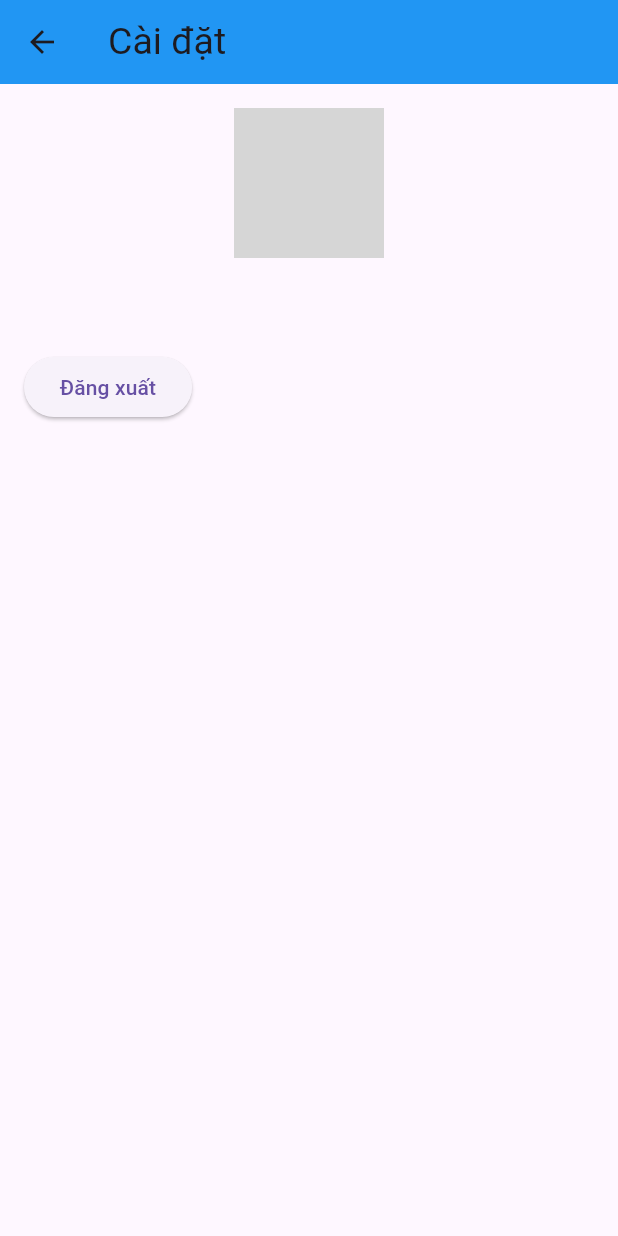
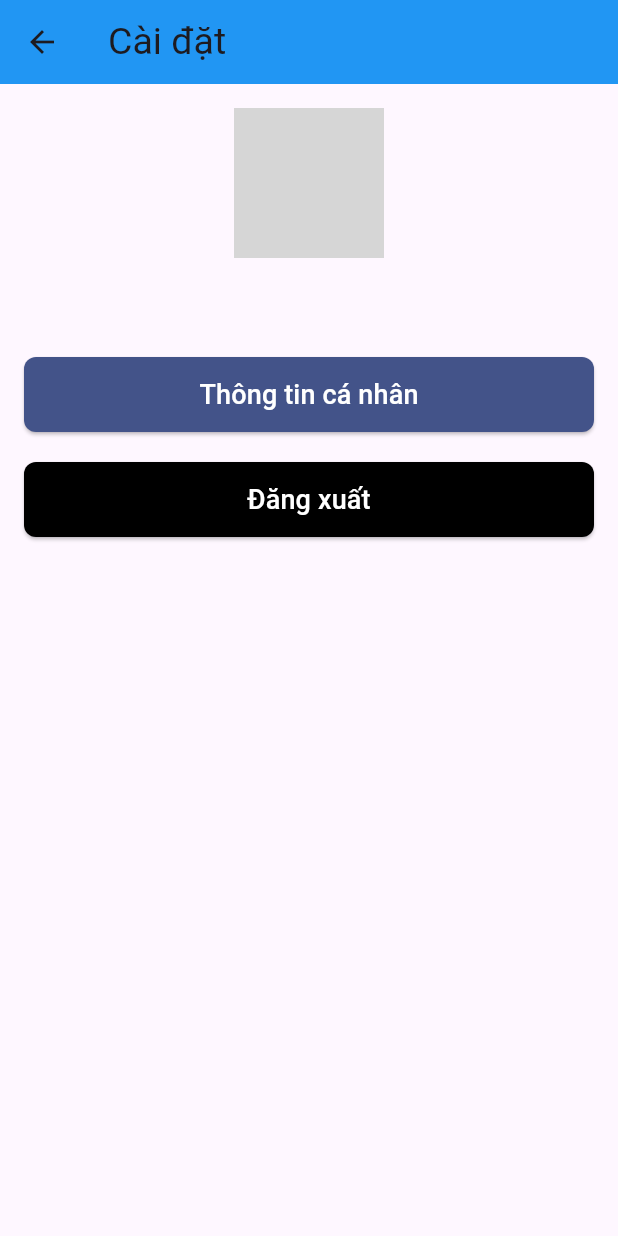
Before and after one commit to ToanCikey/AppExpense, a Flutter app: the Setting screen opened directly, on a phone screen of 412 x 824 dp. Run offline on Flutter 3.47's test engine with Material 3 defaults, Android fonts, the phone set to English and light mode, and no system bars; our stand-ins replace cloud_firestore, firebase_auth, firebase_core, google_sign_in, motion_toast; accounts and stored records are empty; network calls fail; grey boxes are pictures that could not be loaded.

Commit message:
update setting

```diff
--- a/lib/views/setting.dart
+++ b/lib/views/setting.dart
@@ -1,6 +1,7 @@
 import 'package:doancuoiky/models/users.dart';
 import 'package:doancuoiky/providers/auth_provider.dart';
 import 'package:doancuoiky/repositories/user_repository.dart';
+import 'package:doancuoiky/views/auth/user_detail.dart';
 import 'package:firebase_auth/firebase_auth.dart' show FirebaseAuth;
 import 'package:flutter/material.dart';
 import 'package:provider/provider.dart';
@@ -48,34 +49,89 @@ class _SettingState extends State<Setting> {
               child: Padding(
                 padding: EdgeInsets.all(16),
                 child: Column(
-                  mainAxisAlignment: MainAxisAlignment.center,
+                  crossAxisAlignment: CrossAxisAlignment.start,
                   children: [
-                    CircleAvatar(
+                    Center(
+                      child: CircleAvatar(
                         radius: 50,
                         backgroundImage:
+                            // ignore: unnecessary_null_comparison
                             user.img != null
-                              ? NetworkImage(user.img!)
+                                ? NetworkImage(user.img)
                                 : AssetImage("assets/default_avatar.png")
                                     as ImageProvider,
                       ),
-                    SizedBox(height: 16),
-                    Text(
-                      user.name ?? "Không có tên",
+                    ),
+                    const SizedBox(height: 20),
+                    Center(
+                      child: Text(
+                        user.name,
                         style: TextStyle(
                           fontSize: 18,
                           fontWeight: FontWeight.bold,
                         ),
                       ),
+                    ),
+                    const SizedBox(height: 20),
+                    SizedBox(
+                      width: double.infinity,
+                      height: 50,
+                      child: ElevatedButton(
+                        style: ElevatedButton.styleFrom(
+                          backgroundColor: const Color.fromARGB(
+                            255,
+                            67,
+                            83,
+                            137,
+                          ),
+                          shape: RoundedRectangleBorder(
+                            borderRadius: BorderRadius.circular(8),
+                          ),
+                        ),
+                        onPressed: () {
+                          Navigator.push(
+                            context,
+                            MaterialPageRoute(
+                              builder: (context) => UserDetail(user: user),
+                            ),
+                          );
+                        },
+                        child: const Text(
+                          "Thông tin cá nhân",
+                          style: TextStyle(fontSize: 18, color: Colors.white),
+                        ),
+                      ),
+                    ),
                     SizedBox(height: 20),
-                    Row(
-                      children: [
-                        ElevatedButton(
-                          onPressed: () {
+                    SizedBox(
+                      width: double.infinity,
+                      height: 50,
+                      child: ElevatedButton(
+                        style: ElevatedButton.styleFrom(
+                          backgroundColor: Colors.black,
+                          shape: RoundedRectangleBorder(
+                            borderRadius: BorderRadius.circular(8),
+                          ),
+                        ),
+                        onPressed:
+                            authProvider.isLoading
+                                ? null
+                                : () {
                                   authProvider.logout(context);
                                 },
-                          child: Text("Đăng xuất"),
+                        child:
+                            authProvider.isLoading
+                                ? const CircularProgressIndicator(
+                                  color: Colors.white,
+                                )
+                                : const Text(
+                                  "Đăng xuất",
+                                  style: TextStyle(
+                                    fontSize: 18,
+                                    color: Colors.white,
                                   ),
-                      ],
+                                ),
+                      ),
                     ),
                   ],
                 ),
```
Also changed, not shown: lib/views/auth/user_detail.dart (added, +67 -0 lines), lib/widgets/user_detail_form.dart (added, +98 -0 lines). Lines whose indentation alone changed are shown as unchanged.
